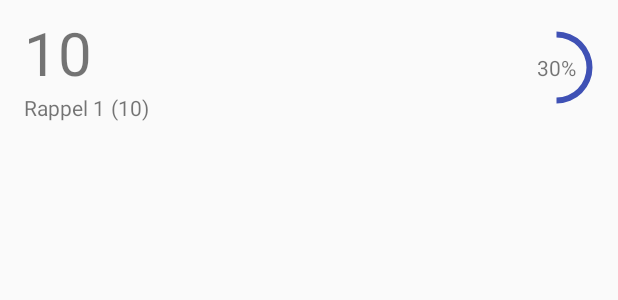
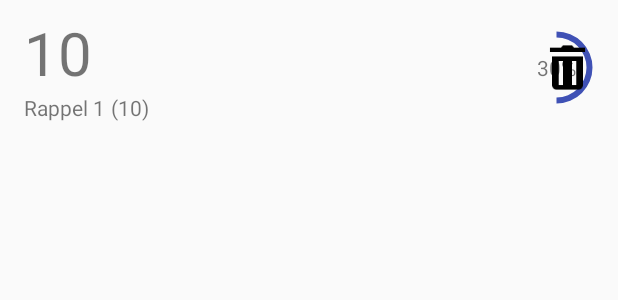
Before and after one commit to moussa-b/counter, an Android app: the layout counter_item.xml on its own in the app's theme, with its tools: preview values and no code run, on a phone screen of 412 x 824 dp. Shown: the top 300 px of the screen. Run offline under Robolectric (Android 15) with nearby library versions, the phone set to English and light mode, and no system bars.

Commit message:
add icons

```diff
--- a/app/src/main/res/layout/counter_item.xml
+++ b/app/src/main/res/layout/counter_item.xml
@@ -62,13 +62,16 @@
 
     <ImageButton
         android:id="@+id/delete_image_button"
-        android:layout_width="wrap_content"
-        android:layout_height="wrap_content"
+        android:layout_width="35dp"
+        android:layout_height="35dp"
+        android:adjustViewBounds="true"
+        android:scaleType="fitCenter"
+        android:padding="10dp"
         android:contentDescription="@string/delete"
-        android:visibility="gone"
+        android:visibility="visible"
         app:layout_constraintBottom_toBottomOf="parent"
         app:layout_constraintEnd_toEndOf="parent"
         app:layout_constraintTop_toTopOf="parent"
-        app:srcCompat="@android:drawable/ic_menu_delete"/>
+        android:background="@drawable/trash"/>
 
 </android.support.constraint.ConstraintLayout>
--- a/app/src/main/res/menu/home.xml
+++ b/app/src/main/res/menu/home.xml
@@ -4,7 +4,7 @@
     <item
         android:id="@+id/action_settings"
         android:orderInCategory="100"
-        android:icon="@android:drawable/ic_menu_edit"
+        android:icon="@drawable/ic_menu_edit"
         android:title="@string/action_edit"
         app:showAsAction="always"/>
 </menu>
```
Also changed, not shown: app/src/main/java/com/mbo/counter/home/HomeFragment.java (+23 -0 lines), app/src/main/res/drawable-hdpi/ic_menu_done.png (added), app/src/main/res/drawable-hdpi/ic_menu_edit.png (added), app/src/main/res/drawable-mdpi/ic_menu_done.png (added), app/src/main/res/drawable-mdpi/ic_menu_edit.png (added), app/src/main/res/drawable-xhdpi/down_arrow.png, app/src/main/res/drawable-xhdpi/ic_menu_done.png (added), app/src/main/res/drawable-xhdpi/ic_menu_edit.png (added), app/src/main/res/drawable-xhdpi/trash.png (added), app/src/main/res/drawable-xhdpi/up_arrow.png, app/src/main/res/drawable-xxhdpi/ic_menu_done.png (added), app/src/main/res/drawable-xxhdpi/ic_menu_edit.png (added).
